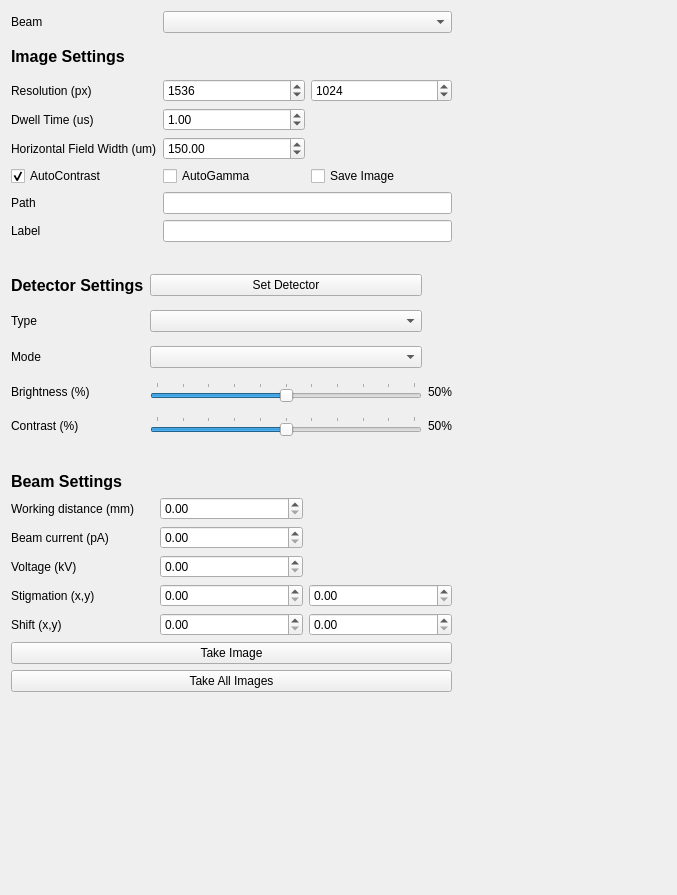
This is fibsem/ui/qtdesigner_files/ImageSettingsWidget.ui in DeMarcoLab/fibsem as Qt 5 draws it before an edit. The edited form follows.
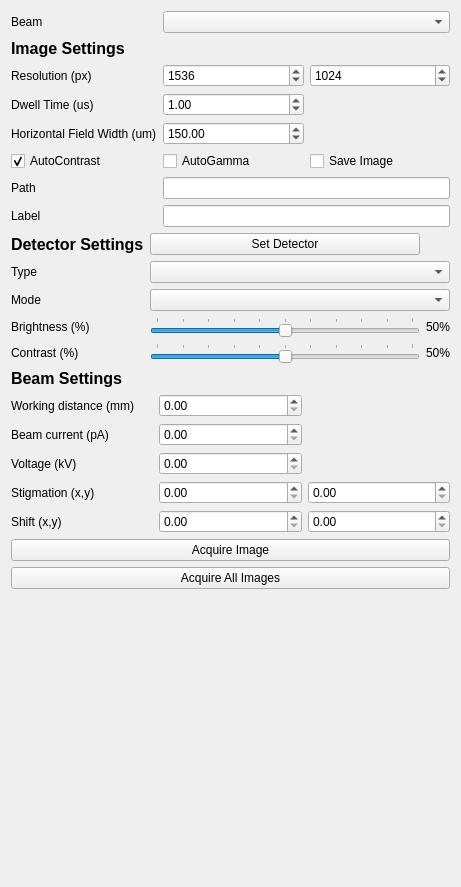
This is the edited form.

Commit message: fix detector ui for demo

Diff of the .ui file:
```diff
--- a/fibsem/ui/qtdesigner_files/ImageSettingsWidget.ui
+++ b/fibsem/ui/qtdesigner_files/ImageSettingsWidget.ui
@@ -6,25 +6,15 @@
    <rect>
     <x>0</x>
     <y>0</y>
-    <width>677</width>
-    <height>895</height>
+    <width>461</width>
+    <height>887</height>
    </rect>
   </property>
   <property name="windowTitle">
    <string>Form</string>
   </property>
   <layout class="QGridLayout" name="gridLayout">
-   <item row="0" column="0">
-    <widget class="QFrame" name="frame">
-     <widget class="QWidget" name="gridLayoutWidget">
-      <property name="geometry">
-       <rect>
-        <x>0</x>
-        <y>0</y>
-        <width>441</width>
-        <height>231</height>
-       </rect>
-      </property>
+   <item row="0" column="1">
       <layout class="QGridLayout" name="gridLayout_2">
        <item row="5" column="1">
         <widget class="QCheckBox" name="checkBox_image_use_autogamma">
@@ -168,39 +158,10 @@
         </widget>
        </item>
       </layout>
-     </widget>
-     <widget class="QWidget" name="gridLayoutWidget_2">
-      <property name="geometry">
-       <rect>
-        <x>0</x>
-        <y>235</y>
-        <width>441</width>
-        <height>221</height>
-       </rect>
-      </property>
+   </item>
+   <item row="1" column="1">
       <layout class="QGridLayout" name="gridLayout_3">
-       <item row="6" column="0">
-        <widget class="QLabel" name="label_5">
-         <property name="text">
-          <string>Contrast (%)</string>
-         </property>
-        </widget>
-       </item>
-       <item row="1" column="0">
-        <widget class="QLabel" name="label">
-         <property name="font">
-          <font>
-           <pointsize>12</pointsize>
-           <weight>75</weight>
-           <bold>true</bold>
-          </font>
-         </property>
-         <property name="text">
-          <string>Detector Settings</string>
-         </property>
-        </widget>
-       </item>
-       <item row="4" column="0">
+     <item row="3" column="0">
         <widget class="QLabel" name="label_3">
          <property name="text">
           <string>Mode</string>
@@ -208,30 +169,34 @@
         </widget>
        </item>
        <item row="5" column="2">
-        <widget class="QLabel" name="brightness_label">
+      <widget class="QLabel" name="contrast_label">
          <property name="text">
           <string>50%</string>
          </property>
         </widget>
        </item>
-       <item row="5" column="0">
+     <item row="0" column="0">
+      <widget class="QLabel" name="label">
+       <property name="font">
+        <font>
+         <pointsize>12</pointsize>
+         <weight>75</weight>
+         <bold>true</bold>
+        </font>
+       </property>
+       <property name="text">
+        <string>Detector Settings</string>
+       </property>
+      </widget>
+     </item>
+     <item row="4" column="0">
         <widget class="QLabel" name="label_4">
          <property name="text">
           <string>Brightness (%)</string>
          </property>
         </widget>
        </item>
-       <item row="3" column="0">
-        <widget class="QLabel" name="label_2">
-         <property name="text">
-          <string>Type</string>
-         </property>
-        </widget>
-       </item>
-       <item row="4" column="1">
-        <widget class="QComboBox" name="mode"/>
-       </item>
-       <item row="6" column="1">
+     <item row="5" column="1">
         <widget class="QSlider" name="contrast">
          <property name="maximum">
           <number>100</number>
@@ -250,14 +215,28 @@
          </property>
         </widget>
        </item>
-       <item row="1" column="1">
+     <item row="4" column="2">
+      <widget class="QLabel" name="brightness_label">
+       <property name="text">
+        <string>50%</string>
+       </property>
+      </widget>
+     </item>
+     <item row="5" column="0">
+      <widget class="QLabel" name="label_5">
+       <property name="text">
+        <string>Contrast (%)</string>
+       </property>
+      </widget>
+     </item>
+     <item row="0" column="1">
         <widget class="QPushButton" name="set_detector">
          <property name="text">
           <string>Set Detector</string>
          </property>
         </widget>
        </item>
-       <item row="5" column="1">
+     <item row="4" column="1">
         <widget class="QSlider" name="brightness">
          <property name="maximum">
           <number>100</number>
@@ -279,72 +258,27 @@
          </property>
         </widget>
        </item>
-       <item row="3" column="1">
+     <item row="2" column="0">
+      <widget class="QLabel" name="label_2">
+       <property name="text">
+        <string>Type</string>
+       </property>
+      </widget>
+     </item>
+     <item row="2" column="1" colspan="2">
         <widget class="QComboBox" name="type"/>
        </item>
-       <item row="0" column="0" colspan="3">
-        <spacer name="horizontalSpacer">
-         <property name="orientation">
-          <enum>Qt::Horizontal</enum>
-         </property>
-         <property name="sizeHint" stdset="0">
-          <size>
-           <width>40</width>
-           <height>20</height>
-          </size>
-         </property>
-        </spacer>
-       </item>
-       <item row="7" column="1">
-        <spacer name="horizontalSpacer_2">
-         <property name="orientation">
-          <enum>Qt::Horizontal</enum>
-         </property>
-         <property name="sizeHint" stdset="0">
-          <size>
-           <width>40</width>
-           <height>20</height>
-          </size>
-         </property>
-        </spacer>
-       </item>
-       <item row="6" column="2">
-        <widget class="QLabel" name="contrast_label">
-         <property name="text">
-          <string>50%</string>
-         </property>
-        </widget>
-       </item>
-      </layout>
-     </widget>
-     <widget class="QWidget" name="gridLayoutWidget_3">
-      <property name="geometry">
-       <rect>
-        <x>0</x>
-        <y>460</y>
-        <width>441</width>
-        <height>221</height>
-       </rect>
-      </property>
-      <layout class="QGridLayout" name="gridLayout_4">
-       <item row="5" column="0">
-        <widget class="QLabel" name="label_12">
+     <item row="3" column="1" colspan="2">
+      <widget class="QComboBox" name="mode"/>
+     </item>
+    </layout>
+   </item>
+   <item row="2" column="1">
+    <layout class="QGridLayout" name="gridLayout_4" columnminimumwidth="0,0,0">
+     <item row="6" column="0" colspan="3">
+      <widget class="QPushButton" name="pushButton_take_image">
          <property name="text">
-          <string>Shift (x,y)</string>
-         </property>
-        </widget>
-       </item>
-       <item row="5" column="1">
-        <widget class="QDoubleSpinBox" name="shift_x">
-         <property name="maximum">
-          <double>1000.000000000000000</double>
-         </property>
-        </widget>
-       </item>
-       <item row="5" column="2">
-        <widget class="QDoubleSpinBox" name="shift_y">
-         <property name="maximum">
-          <double>1000.000000000000000</double>
+        <string>Acquire Image</string>
          </property>
         </widget>
        </item>
@@ -355,17 +289,10 @@
          </property>
         </widget>
        </item>
-       <item row="2" column="1">
-        <widget class="QDoubleSpinBox" name="beam_current">
-         <property name="maximum">
-          <double>1000.000000000000000</double>
-         </property>
-        </widget>
-       </item>
-       <item row="3" column="1">
-        <widget class="QDoubleSpinBox" name="beam_voltage">
-         <property name="maximum">
-          <double>100000.000000000000000</double>
+     <item row="1" column="0">
+      <widget class="QLabel" name="label_7">
+       <property name="text">
+        <string>Working distance (mm)</string>
          </property>
         </widget>
        </item>
@@ -376,6 +303,27 @@
          </property>
         </widget>
        </item>
+     <item row="3" column="0">
+      <widget class="QLabel" name="label_10">
+       <property name="text">
+        <string>Voltage (kV)</string>
+       </property>
+      </widget>
+     </item>
+     <item row="2" column="1">
+      <widget class="QDoubleSpinBox" name="beam_current">
+       <property name="maximum">
+        <double>1000.000000000000000</double>
+       </property>
+      </widget>
+     </item>
+     <item row="5" column="0">
+      <widget class="QLabel" name="label_12">
+       <property name="text">
+        <string>Shift (x,y)</string>
+       </property>
+      </widget>
+     </item>
        <item row="0" column="0">
         <widget class="QLabel" name="label_6">
          <property name="font">
@@ -397,6 +345,20 @@
          </property>
         </widget>
        </item>
+     <item row="3" column="1">
+      <widget class="QDoubleSpinBox" name="beam_voltage">
+       <property name="maximum">
+        <double>100000.000000000000000</double>
+       </property>
+      </widget>
+     </item>
+     <item row="5" column="1">
+      <widget class="QDoubleSpinBox" name="shift_x">
+       <property name="maximum">
+        <double>1000.000000000000000</double>
+       </property>
+      </widget>
+     </item>
        <item row="1" column="1">
         <widget class="QDoubleSpinBox" name="working_distance">
          <property name="maximum">
@@ -404,44 +366,41 @@
          </property>
         </widget>
        </item>
-       <item row="4" column="1">
-        <widget class="QDoubleSpinBox" name="stigmation_x">
-         <property name="maximum">
-          <double>1000.000000000000000</double>
-         </property>
-        </widget>
-       </item>
-       <item row="3" column="0">
-        <widget class="QLabel" name="label_10">
-         <property name="text">
-          <string>Voltage (kV)</string>
-         </property>
-        </widget>
-       </item>
-       <item row="1" column="0">
-        <widget class="QLabel" name="label_7">
-         <property name="text">
-          <string>Working distance (mm)</string>
-         </property>
-        </widget>
-       </item>
-       <item row="6" column="0" colspan="3">
-        <widget class="QPushButton" name="pushButton_take_image">
-         <property name="text">
-          <string>Take Image</string>
-         </property>
-        </widget>
-       </item>
        <item row="7" column="0" colspan="3">
         <widget class="QPushButton" name="pushButton_take_all_images">
          <property name="text">
-          <string>Take All Images</string>
+        <string>Acquire All Images</string>
          </property>
         </widget>
        </item>
-      </layout>
-     </widget>
-    </widget>
+     <item row="4" column="1">
+      <widget class="QDoubleSpinBox" name="stigmation_x">
+       <property name="maximum">
+        <double>1000.000000000000000</double>
+       </property>
+      </widget>
+     </item>
+     <item row="5" column="2">
+      <widget class="QDoubleSpinBox" name="shift_y">
+       <property name="maximum">
+        <double>1000.000000000000000</double>
+       </property>
+      </widget>
+     </item>
+     <item row="8" column="0" colspan="3">
+      <spacer name="verticalSpacer">
+       <property name="orientation">
+        <enum>Qt::Vertical</enum>
+       </property>
+       <property name="sizeHint" stdset="0">
+        <size>
+         <width>20</width>
+         <height>40</height>
+        </size>
+       </property>
+      </spacer>
+     </item>
+    </layout>
    </item>
   </layout>
  </widget>
```
Left out of the diff: 144 changed lines with no effect on the pictures. Lines whose indentation alone changed are shown as unchanged. The commit also changes 4 other files.
